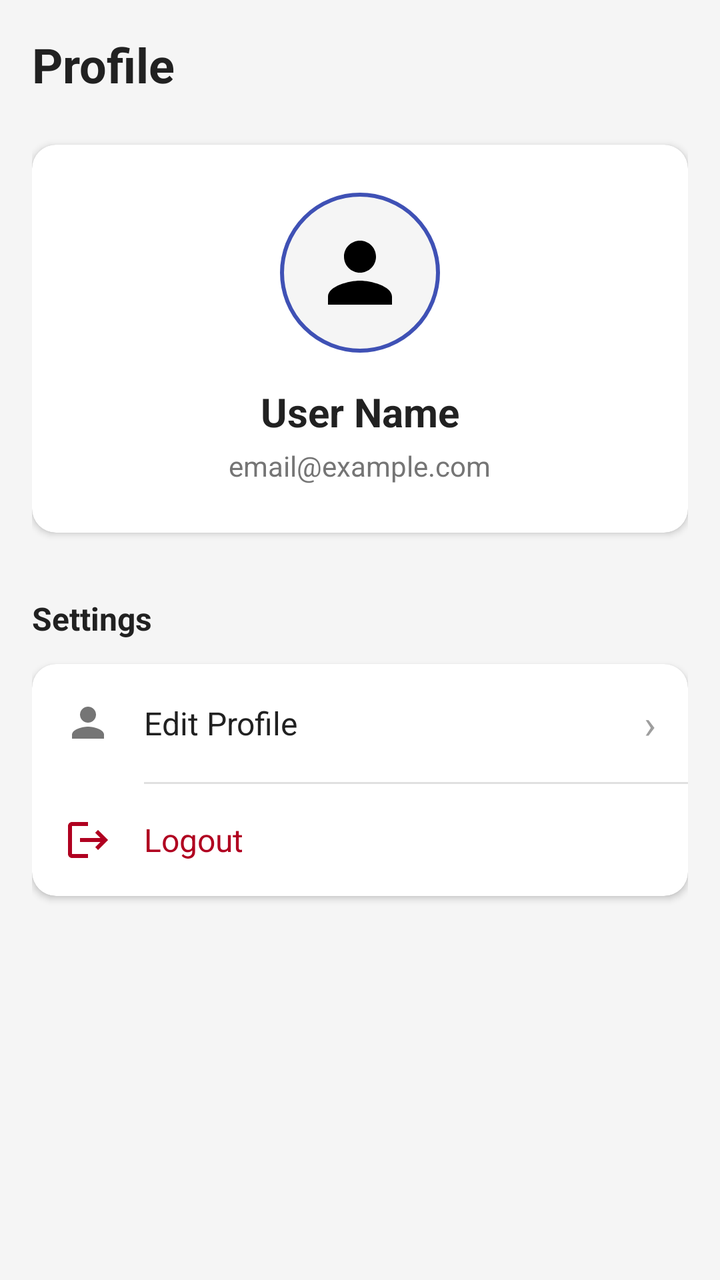
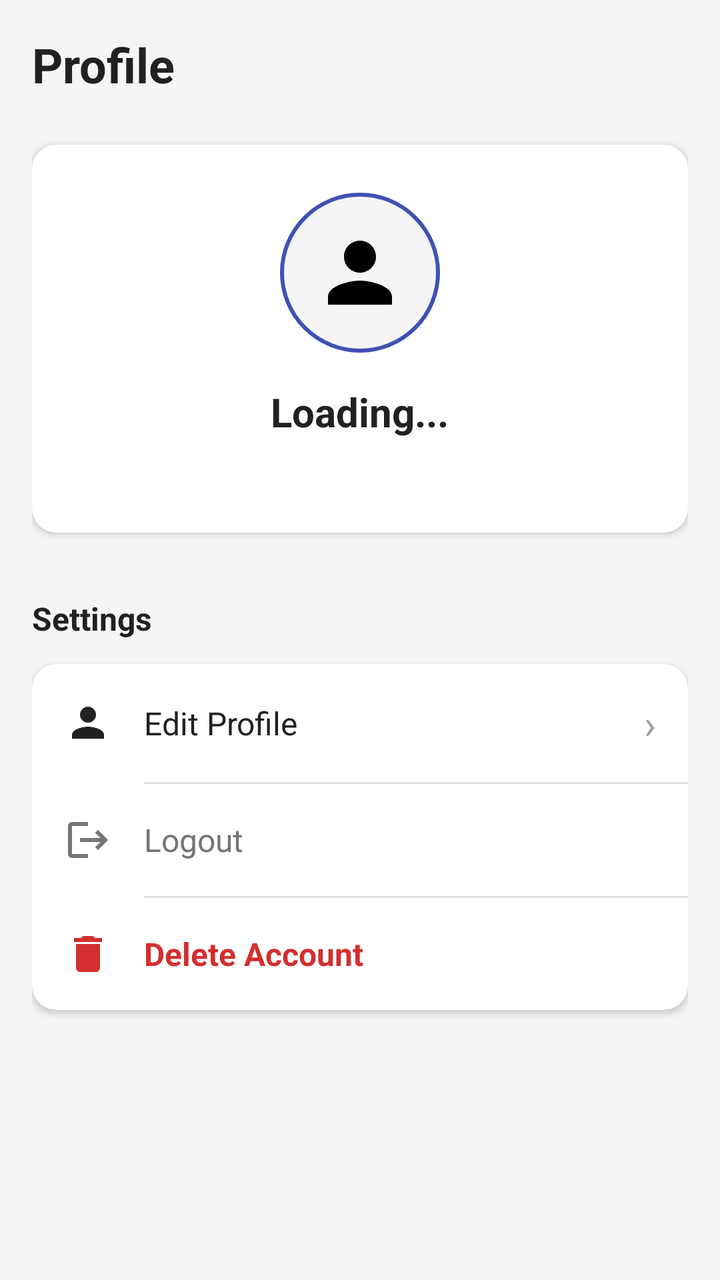

Before-and-after screenshots of an Android layout around one commit, followed by the original layout XML and the change that was made.
<!-- AndroidManifest.xml: application theme Theme.ProjectFlow -->
<!-- res/layout/fragment_profile.xml -->
<?xml version="1.0" encoding="utf-8"?>
<androidx.core.widget.NestedScrollView xmlns:android="http://schemas.android.com/apk/res/android"
    xmlns:app="http://schemas.android.com/apk/res-auto"
    android:layout_width="match_parent"
    android:layout_height="match_parent"
    android:fillViewport="true"
    android:background="@color/background_light">

    <androidx.constraintlayout.widget.ConstraintLayout
        android:layout_width="match_parent"
        android:layout_height="wrap_content"
        android:padding="16dp">

        
        <TextView
            android:id="@+id/headerTitle"
            android:layout_width="wrap_content"
            android:layout_height="wrap_content"
            android:text="Profile"
            android:textSize="24sp"
            android:textStyle="bold"
            android:textColor="@color/text_primary"
            app:layout_constraintTop_toTopOf="parent"
            app:layout_constraintStart_toStartOf="parent" />

        
        <androidx.cardview.widget.CardView
            android:id="@+id/profileCard"
            android:layout_width="0dp"
            android:layout_height="wrap_content"
            android:layout_marginTop="24dp"
            app:cardCornerRadius="12dp"
            app:cardElevation="2dp"
            app:cardBackgroundColor="@color/card_background"
            app:layout_constraintTop_toBottomOf="@id/headerTitle"
            app:layout_constraintStart_toStartOf="parent"
            app:layout_constraintEnd_toEndOf="parent">

            <LinearLayout
                android:layout_width="match_parent"
                android:layout_height="wrap_content"
                android:orientation="vertical"
                android:padding="24dp"
                android:gravity="center_horizontal">

                
                <ImageView
                    android:id="@+id/ivAvatar"
                    android:layout_width="80dp"
                    android:layout_height="80dp"
                    android:src="@drawable/ic_user"
                    android:padding="16dp"
                    android:background="@drawable/bg_avatar"
                    android:contentDescription="Avatar" />

                <TextView
                    android:id="@+id/tvUserName"
                    android:layout_width="wrap_content"
                    android:layout_height="wrap_content"
                    android:text="User Name"
                    android:textSize="20sp"
                    android:textStyle="bold"
                    android:textColor="@color/text_primary"
                    android:layout_marginTop="16dp" />

                <TextView
                    android:id="@+id/tvUserEmail"
                    android:layout_width="wrap_content"
                    android:layout_height="wrap_content"
                    android:text="email@example.com"
                    android:textSize="14sp"
                    android:textColor="@color/text_secondary"
                    android:layout_marginTop="4dp" />

            </LinearLayout>

        </androidx.cardview.widget.CardView>

        
        <TextView
            android:id="@+id/settingsLabel"
            android:layout_width="wrap_content"
            android:layout_height="wrap_content"
            android:text="Settings"
            android:textSize="16sp"
            android:textStyle="bold"
            android:textColor="@color/text_primary"
            android:layout_marginTop="32dp"
            app:layout_constraintTop_toBottomOf="@id/profileCard"
            app:layout_constraintStart_toStartOf="parent" />

        <androidx.cardview.widget.CardView
            android:id="@+id/settingsCard"
            android:layout_width="0dp"
            android:layout_height="wrap_content"
            android:layout_marginTop="12dp"
            app:cardCornerRadius="12dp"
            app:cardElevation="2dp"
            app:cardBackgroundColor="@color/card_background"
            app:layout_constraintTop_toBottomOf="@id/settingsLabel"
            app:layout_constraintStart_toStartOf="parent"
            app:layout_constraintEnd_toEndOf="parent">

            <LinearLayout
                android:layout_width="match_parent"
                android:layout_height="wrap_content"
                android:orientation="vertical">

                <LinearLayout
                    android:id="@+id/btnEditProfile"
                    android:layout_width="match_parent"
                    android:layout_height="wrap_content"
                    android:orientation="horizontal"
                    android:gravity="center_vertical"
                    android:padding="16dp"
                    android:background="?attr/selectableItemBackground">

                    <ImageView
                        android:layout_width="24dp"
                        android:layout_height="24dp"
                        android:src="@drawable/ic_nav_profile"
                        android:contentDescription="Edit Profile" />

                    <TextView
                        android:layout_width="0dp"
                        android:layout_height="wrap_content"
                        android:layout_weight="1"
                        android:text="Edit Profile"
                        android:textSize="16sp"
                        android:textColor="@color/text_primary"
                        android:layout_marginStart="16dp" />

                    <TextView
                        android:layout_width="wrap_content"
                        android:layout_height="wrap_content"
                        android:text="›"
                        android:textSize="20sp"
                        android:textColor="@color/text_hint" />

                </LinearLayout>

                <View
                    android:layout_width="match_parent"
                    android:layout_height="1dp"
                    android:background="@color/divider"
                    android:layout_marginStart="56dp" />

                <LinearLayout
                    android:id="@+id/btnLogout"
                    android:layout_width="match_parent"
                    android:layout_height="wrap_content"
                    android:orientation="horizontal"
                    android:gravity="center_vertical"
                    android:padding="16dp"
                    android:background="?attr/selectableItemBackground">

                    <ImageView
                        android:layout_width="24dp"
                        android:layout_height="24dp"
                        android:src="@drawable/ic_logout"
                        android:contentDescription="Logout" />

                    <TextView
                        android:layout_width="0dp"
                        android:layout_height="wrap_content"
                        android:layout_weight="1"
                        android:text="Logout"
                        android:textSize="16sp"
                        android:textColor="@color/error"
                        android:layout_marginStart="16dp" />

                </LinearLayout>

            </LinearLayout>

        </androidx.cardview.widget.CardView>

        <ProgressBar
            android:id="@+id/progressBar"
            android:layout_width="wrap_content"
            android:layout_height="wrap_content"
            android:visibility="gone"
            app:layout_constraintTop_toTopOf="parent"
            app:layout_constraintBottom_toBottomOf="parent"
            app:layout_constraintStart_toStartOf="parent"
            app:layout_constraintEnd_toEndOf="parent" />

    </androidx.constraintlayout.widget.ConstraintLayout>

</androidx.core.widget.NestedScrollView>
<!-- resources referenced by this layout -->
<resources>
  <color name="background_light">#F5F5F5</color>
  <color name="card_background">#FFFFFF</color>
  <color name="divider">#E0E0E0</color>
  <color name="error">#B00020</color>
  <color name="text_hint">#9E9E9E</color>
  <color name="text_primary">#212121</color>
  <color name="text_secondary">#757575</color>
  <!-- drawable bg_avatar (drawable) -->
  <?xml version="1.0" encoding="utf-8"?>
  <shape xmlns:android="http://schemas.android.com/apk/res/android"
      android:shape="oval">
      <solid android:color="@color/background_light" />
      <stroke
          android:width="2dp"
          android:color="@color/primary" />
  </shape>
  <!-- drawable ic_logout (drawable) -->
  <?xml version="1.0" encoding="utf-8"?>
  <vector xmlns:android="http://schemas.android.com/apk/res/android"
      android:width="24dp"
      android:height="24dp"
      android:viewportWidth="24"
      android:viewportHeight="24">
      <path
          android:fillColor="#B00020"
          android:pathData="M17,7l-1.41,1.41L18.17,11H8v2h10.17l-2.58,2.58L17,17l5,-5zM4,5h8V3H4c-1.1,0 -2,0.9 -2,2v14c0,1.1 0.9,2 2,2h8v-2H4V5z"/>
  </vector>
  <!-- drawable ic_nav_profile (drawable) -->
  <?xml version="1.0" encoding="utf-8"?>
  <vector xmlns:android="http://schemas.android.com/apk/res/android"
      android:width="24dp"
      android:height="24dp"
      android:viewportWidth="24"
      android:viewportHeight="24">
      <path
          android:fillColor="#757575"
          android:pathData="M12,12c2.21,0 4,-1.79 4,-4s-1.79,-4 -4,-4 -4,1.79 -4,4 1.79,4 4,4zM12,14c-2.67,0 -8,1.34 -8,4v2h16v-2c0,-2.66 -5.33,-4 -8,-4z"/>
  </vector>
  <!-- drawable ic_user (drawable) -->
  <?xml version="1.0" encoding="utf-8"?>
  <vector xmlns:android="http://schemas.android.com/apk/res/android"
      android:width="24dp"
      android:height="24dp"
      android:viewportWidth="24"
      android:viewportHeight="24">
      <path
          android:fillColor="#FF000000"
          android:pathData="M12,12c2.21,0 4,-1.79 4,-4s-1.79,-4 -4,-4 -4,1.79 -4,4 1.79,4 4,4zM12,14c-2.67,0 -8,1.34 -8,4v2h16v-2c0,-2.66 -5.33,-4 -8,-4z"/>
  </vector>
  <style name="Theme.ProjectFlow" parent="Base.Theme.ProjectFlow" />
  <color name="primary">#3F51B5</color>
  <style name="Base.Theme.ProjectFlow" parent="Theme.Material3.DayNight.NoActionBar">
          
          
      </style>
</resources>

<!-- the commit's change to res/layout/fragment_profile.xml (unified diff, before → after) -->
@@ -11,7 +11,6 @@
         android:layout_height="wrap_content"
         android:padding="16dp">
 
-        
         <TextView
             android:id="@+id/headerTitle"
             android:layout_width="wrap_content"
@@ -23,7 +22,6 @@
             app:layout_constraintTop_toTopOf="parent"
             app:layout_constraintStart_toStartOf="parent" />
 
-        
         <androidx.cardview.widget.CardView
             android:id="@+id/profileCard"
             android:layout_width="0dp"
@@ -43,7 +41,6 @@
                 android:padding="24dp"
                 android:gravity="center_horizontal">
 
-                
                 <ImageView
                     android:id="@+id/ivAvatar"
                     android:layout_width="80dp"
@@ -57,7 +54,7 @@
                     android:id="@+id/tvUserName"
                     android:layout_width="wrap_content"
                     android:layout_height="wrap_content"
-                    android:text="User Name"
+                    android:text="Loading..."
                     android:textSize="20sp"
                     android:textStyle="bold"
                     android:textColor="@color/text_primary"
@@ -67,7 +64,7 @@
                     android:id="@+id/tvUserEmail"
                     android:layout_width="wrap_content"
                     android:layout_height="wrap_content"
-                    android:text="email@example.com"
+                    android:text=""
                     android:textSize="14sp"
                     android:textColor="@color/text_secondary"
                     android:layout_marginTop="4dp" />
@@ -76,7 +73,6 @@
 
         </androidx.cardview.widget.CardView>
 
-        
         <TextView
             android:id="@+id/settingsLabel"
             android:layout_width="wrap_content"
@@ -119,6 +115,7 @@
                         android:layout_width="24dp"
                         android:layout_height="24dp"
                         android:src="@drawable/ic_nav_profile"
+                        app:tint="@color/text_primary"
                         android:contentDescription="Edit Profile" />
 
                     <TextView
@@ -158,6 +155,7 @@
                         android:layout_width="24dp"
                         android:layout_height="24dp"
                         android:src="@drawable/ic_logout"
+                        app:tint="@color/text_secondary"
                         android:contentDescription="Logout" />
 
                     <TextView
@@ -166,9 +164,42 @@
                         android:layout_weight="1"
                         android:text="Logout"
                         android:textSize="16sp"
-                        android:textColor="@color/error"
+                        android:textColor="@color/text_secondary"
                         android:layout_marginStart="16dp" />
 
+                </LinearLayout>
+
+                <View
+                    android:layout_width="match_parent"
+                    android:layout_height="1dp"
+                    android:background="@color/divider"
+                    android:layout_marginStart="56dp" />
+
+                <LinearLayout
+                    android:id="@+id/btnDeleteAccount"
+                    android:layout_width="match_parent"
+                    android:layout_height="wrap_content"
+                    android:orientation="horizontal"
+                    android:gravity="center_vertical"
+                    android:padding="16dp"
+                    android:background="?attr/selectableItemBackground">
+
+                    <ImageView
+                        android:layout_width="24dp"
+                        android:layout_height="24dp"
+                        android:src="@drawable/ic_delete"
+                        app:tint="#D32F2F"
+                        android:contentDescription="Delete Account" />
+
+                    <TextView
+                        android:layout_width="0dp"
+                        android:layout_height="wrap_content"
+                        android:layout_weight="1"
+                        android:text="Delete Account"
+                        android:textSize="16sp"
+                        android:textStyle="bold"
+                        android:textColor="#D32F2F"
+                        android:layout_marginStart="16dp" />
                 </LinearLayout>
 
             </LinearLayout>
<!-- resource entries referenced after the edit -->
@@ -3,7 +3,6 @@
   <color name="background_light">#F5F5F5</color>
   <color name="card_background">#FFFFFF</color>
   <color name="divider">#E0E0E0</color>
-  <color name="error">#B00020</color>
   <color name="text_hint">#9E9E9E</color>
   <color name="text_primary">#212121</color>
   <color name="text_secondary">#757575</color>
@@ -16,6 +15,17 @@
           android:width="2dp"
           android:color="@color/primary" />
   </shape>
+  <!-- drawable ic_delete (drawable) -->
+  <vector xmlns:android="http://schemas.android.com/apk/res/android"
+      android:width="24dp"
+      android:height="24dp"
+      android:viewportWidth="24"
+      android:viewportHeight="24"
+      android:tint="#000000">
+      <path
+          android:fillColor="@android:color/white"
+          android:pathData="M6,19c0,1.1 0.9,2 2,2h8c1.1,0 2,-0.9 2,-2V7H6v12zM19,4h-3.5l-1,-1h-5l-1,1H5v2h14V4z"/>
+  </vector>
   <!-- drawable ic_logout (drawable) -->
   <?xml version="1.0" encoding="utf-8"?>
   <vector xmlns:android="http://schemas.android.com/apk/res/android"
